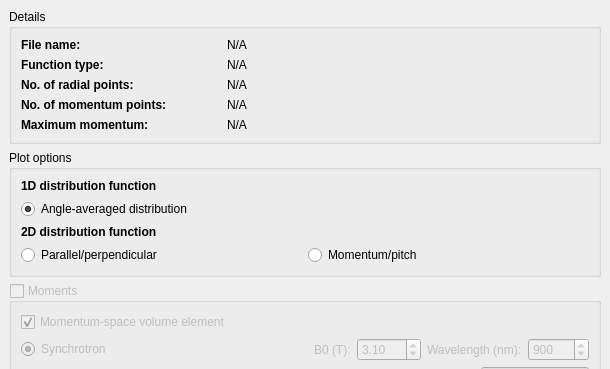
Before: the Qt Designer form gui/ui/distfunc.ui in hoppe93/softplot, drawn with Qt 5; both pictures show x 0 to 610 and y 0 to 369 of the 610 by 934 pixel window.
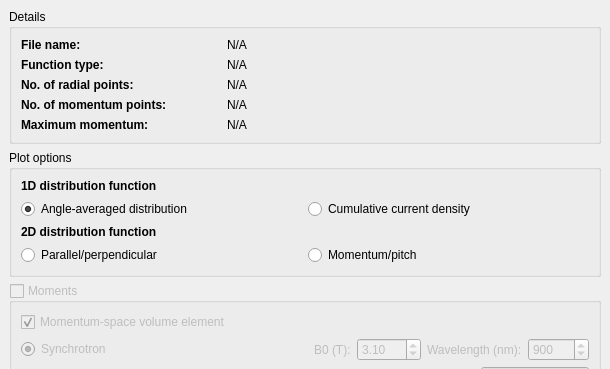
After: the same form once the commit is applied.

```diff
--- a/gui/ui/distfunc.ui
+++ b/gui/ui/distfunc.ui
@@ -236,6 +236,11 @@
         </widget>
        </item>
        <item>
+        <layout class="QHBoxLayout" name="horizontalLayout_16">
+         <property name="topMargin">
+          <number>0</number>
+         </property>
+         <item>
         <widget class="QRadioButton" name="rbDist1D">
          <property name="text">
           <string>Angle-averaged distribution</string>
@@ -244,6 +249,15 @@
           <bool>true</bool>
          </property>
         </widget>
+         </item>
+         <item>
+          <widget class="QRadioButton" name="rbCumCurrent">
+           <property name="text">
+            <string>Cumulative current density</string>
+           </property>
+          </widget>
+         </item>
+        </layout>
        </item>
        <item>
         <widget class="QLabel" name="label">
```
Lines whose indentation alone changed are shown as unchanged.
